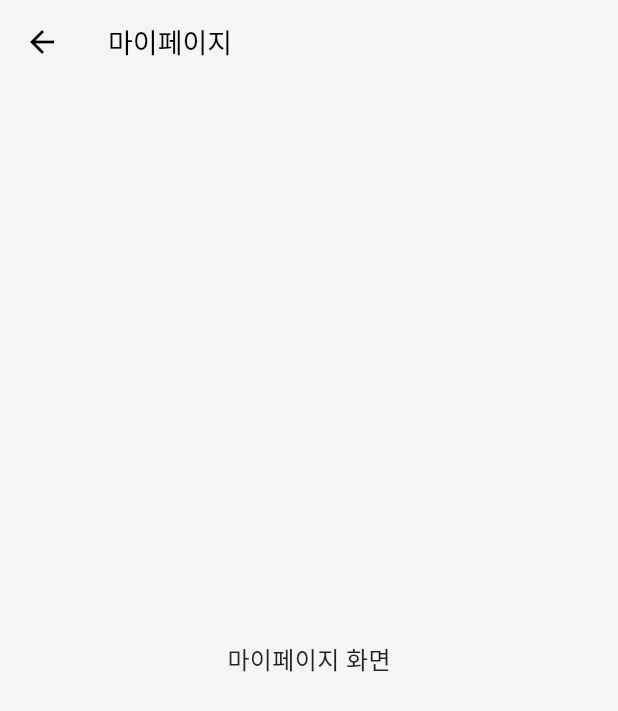
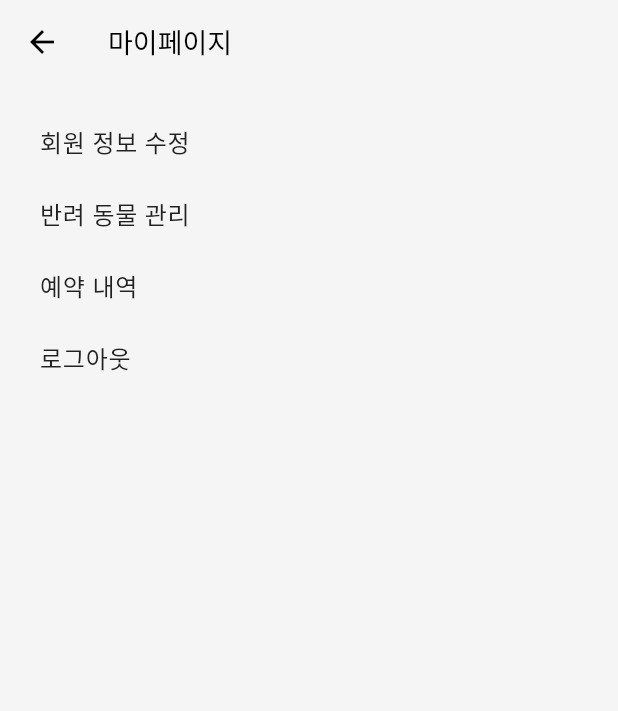
Before and after one commit to APP-iOS7/MeongmeongHairshop, a Flutter app: the MyPageScreen screen opened directly, on a phone screen of 412 x 824 dp. Shown: the top 711 px of the screen. Run offline on Flutter 3.47's test engine with Material 3 defaults, Android fonts, the phone set to English and light mode, and no system bars; our stand-ins replace cloud_firestore, firebase_auth, firebase_core; accounts and stored records are empty; network calls fail.

Commit message:
마이페이지에 로그아웃 기능 추가

```diff
--- a/meongmeong_hairshop/lib/viewmodels/login_viewmodel.dart
+++ b/meongmeong_hairshop/lib/viewmodels/login_viewmodel.dart
@@ -21,3 +21,15 @@ Future<void> signIn(BuildContext context) async {
     );
   }
 }
+
+Future<void> signOut(BuildContext context) async {
+  try {
+    await FirebaseAuth.instance.signOut();
+    Navigator.pushNamedAndRemoveUntil(context, '/login', (route) => false);
+  } catch (e) {
+    debugPrint('로그아웃 오류: $e');
+    ScaffoldMessenger.of(
+      context,
+    ).showSnackBar(SnackBar(content: Text('로그아웃에 실패했습니다.')));
+  }
+}
--- a/meongmeong_hairshop/lib/views/home_screen.dart
+++ b/meongmeong_hairshop/lib/views/home_screen.dart
@@ -1,6 +1,8 @@
 import 'package:flutter/material.dart';
 
 class HomeScreen extends StatelessWidget {
+  const HomeScreen({super.key});
+
   @override
   Widget build(BuildContext context) {
     return Scaffold(
--- a/meongmeong_hairshop/lib/views/my_page_screen.dart
+++ b/meongmeong_hairshop/lib/views/my_page_screen.dart
@@ -1,11 +1,27 @@
 import 'package:flutter/material.dart';
+import 'package:meongmeong_hairshop/providers/user_provider.dart';
+import 'package:meongmeong_hairshop/viewmodels/login_viewmodel.dart';
+import 'package:provider/provider.dart';
 
 class MyPageScreen extends StatelessWidget {
+  const MyPageScreen({super.key});
+
   @override
   Widget build(BuildContext context) {
     return Scaffold(
       appBar: AppBar(title: Text('마이페이지')),
-      body: Center(child: Text('마이페이지 화면')),
+      body: Container(
+        padding: EdgeInsets.all(15),
+        child: Column(
+          crossAxisAlignment: CrossAxisAlignment.start,
+          children: [
+            TextButton(onPressed: () {}, child: Text('회원 정보 수정')),
+            TextButton(onPressed: () {}, child: Text('반려 동물 관리')),
+            TextButton(onPressed: () {}, child: Text('예약 내역')),
+            TextButton(onPressed: () => signOut(context), child: Text('로그아웃')),
+          ],
+        ),
+      ),
     );
   }
 }
```
Also changed, not shown: meongmeong_hairshop/lib/main.dart (+29 -2 lines), meongmeong_hairshop/lib/viewmodels/signup_viewmodel.dart (+46 -0 lines), meongmeong_hairshop/lib/views/signup_pet_screen.dart (+2 -46 lines).
